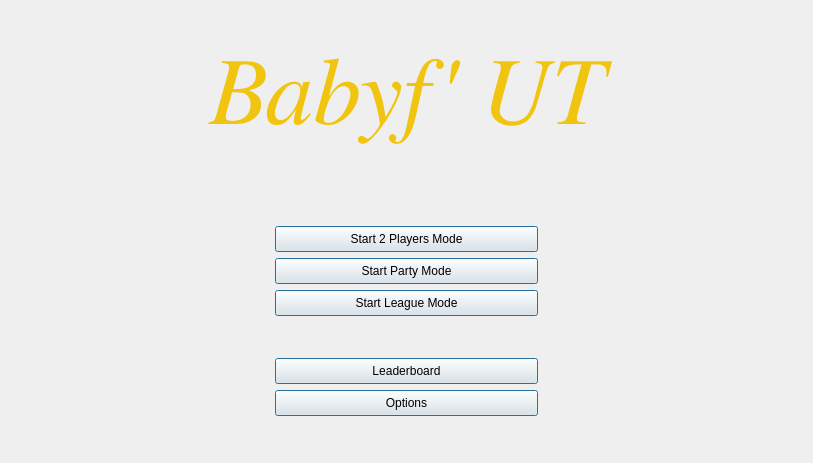
Above: ui/menu.ui from eharquin/babyfut before the change. Below: the same form after it.
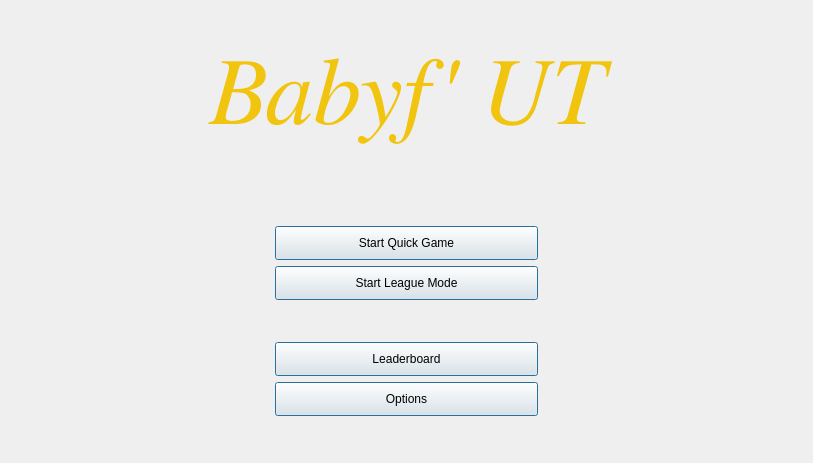
That is the form after the change.

Commit message: 2 to 4 player authentication/win UI + guests

Patch:
```diff
--- a/ui/menu.ui
+++ b/ui/menu.ui
@@ -100,7 +100,7 @@
         </sizepolicy>
        </property>
        <property name="text">
-        <string>Start 2 Players Mode</string>
+        <string>Start Quick Game</string>
        </property>
        <property name="checkable">
         <bool>true</bool>
@@ -128,58 +128,6 @@
      </item>
     </layout>
    </item>
-   <item>
-    <layout class="QHBoxLayout" name="horizontalLayout_2">
-     <item>
-      <spacer name="horizontalSpacer_4">
-       <property name="orientation">
-        <enum>Qt::Horizontal</enum>
-       </property>
-       <property name="sizeHint" stdset="0">
-        <size>
-         <width>40</width>
-         <height>20</height>
-        </size>
-       </property>
-      </spacer>
-     </item>
-     <item>
-      <widget class="QPushButton" name="btnStartParty">
-       <property name="sizePolicy">
-        <sizepolicy hsizetype="Expanding" vsizetype="Expanding">
-         <horstretch>0</horstretch>
-         <verstretch>0</verstretch>
-        </sizepolicy>
-       </property>
-       <property name="text">
-        <string>Start Party Mode</string>
-       </property>
-       <property name="checkable">
-        <bool>true</bool>
-       </property>
-       <property name="autoDefault">
-        <bool>true</bool>
-       </property>
-       <property name="default">
-        <bool>true</bool>
-       </property>
-      </widget>
-     </item>
-     <item>
-      <spacer name="horizontalSpacer_3">
-       <property name="orientation">
-        <enum>Qt::Horizontal</enum>
-       </property>
-       <property name="sizeHint" stdset="0">
-        <size>
-         <width>40</width>
-         <height>20</height>
-        </size>
-       </property>
-      </spacer>
-     </item>
-    </layout>
-   </item>
    <item>
     <layout class="QHBoxLayout" name="horizontalLayout_3">
      <item>
```
Left out of the diff: 5 changed lines with no effect on the pictures. The commit also changes 15 other files.
